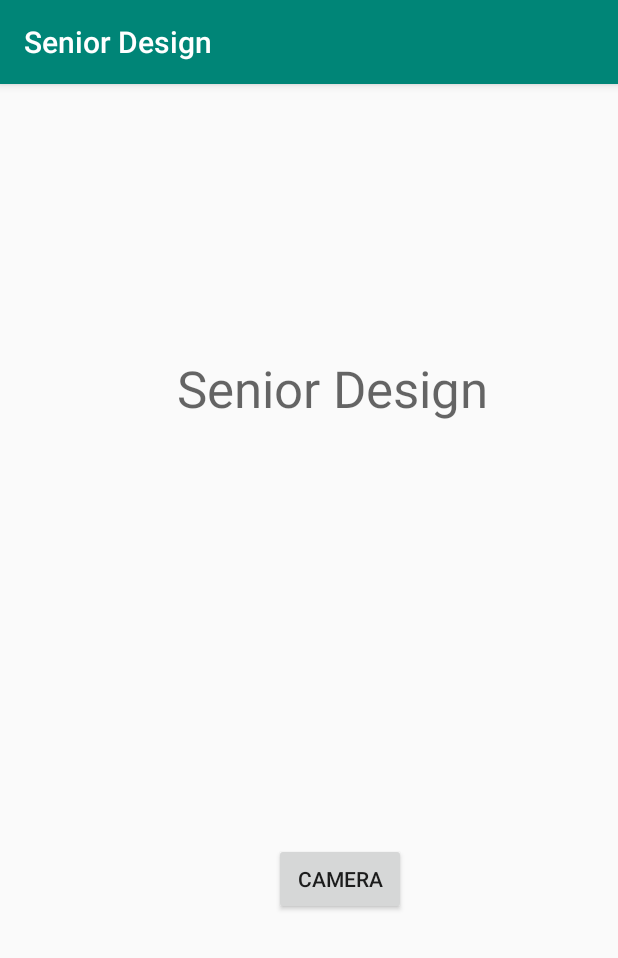
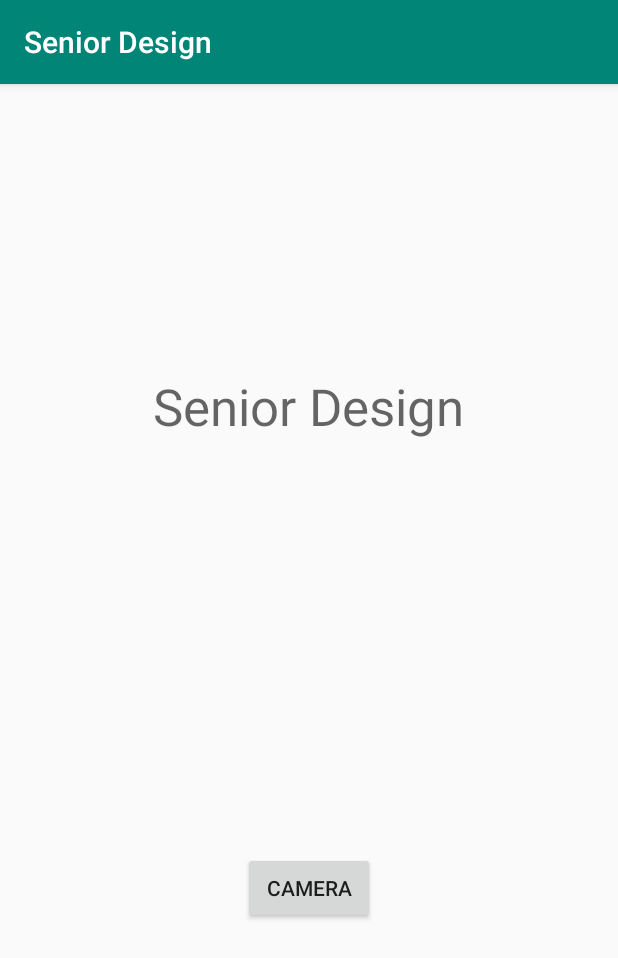
Before and after one commit to rpw32/Senior-Design, an Android app: the screen it shows after launch (MainActivity), on a phone screen of 412 x 824 dp. Shown: the top 958 px of the screen. Run offline under Robolectric (Android 15) with nearby library versions, the light colour scheme and no system bars.

```diff
--- a/app/src/main/res/layout/activity_main.xml
+++ b/app/src/main/res/layout/activity_main.xml
@@ -10,23 +10,26 @@
         android:id="@+id/button"
         android:layout_width="wrap_content"
         android:layout_height="wrap_content"
-        android:layout_marginEnd="141dp"
-        android:layout_marginBottom="214dp"
+        android:layout_marginEnd="160dp"
+        android:layout_marginBottom="208dp"
         android:onClick="openCamera"
         android:text="@string/camera"
         app:layout_constraintBottom_toBottomOf="parent"
-        app:layout_constraintEnd_toEndOf="parent" />
+        app:layout_constraintEnd_toEndOf="parent"
+        app:layout_constraintHorizontal_bias="0.987"
+        app:layout_constraintStart_toStartOf="parent" />
 
     <TextView
         android:id="@+id/title"
         android:layout_width="wrap_content"
         android:layout_height="wrap_content"
         android:layout_marginStart="168dp"
-        android:layout_marginTop="180dp"
+        android:layout_marginTop="192dp"
         android:layout_marginEnd="137dp"
         android:text="@string/senior_design"
         android:textAppearance="@style/TextAppearance.AppCompat.Display1"
         app:layout_constraintEnd_toEndOf="parent"
+        app:layout_constraintHorizontal_bias="0.656"
         app:layout_constraintStart_toStartOf="parent"
         app:layout_constraintTop_toTopOf="parent" />
 
--- a/app/src/main/res/layout/camera_main.xml
+++ b/app/src/main/res/layout/camera_main.xml
@@ -8,7 +8,7 @@
 
     <TextureView
         android:id="@+id/view_finder"
-        android:layout_width="0dp"
+        android:layout_width="match_parent"
         android:layout_height="match_parent"
         app:layout_constraintBottom_toBottomOf="parent"
         app:layout_constraintEnd_toEndOf="parent"
```
Also changed, not shown: app/src/main/AndroidManifest.xml (+8 -3 lines), app/src/main/java/com/design/senior/CameraMainActivity.kt (+7 -6 lines).
